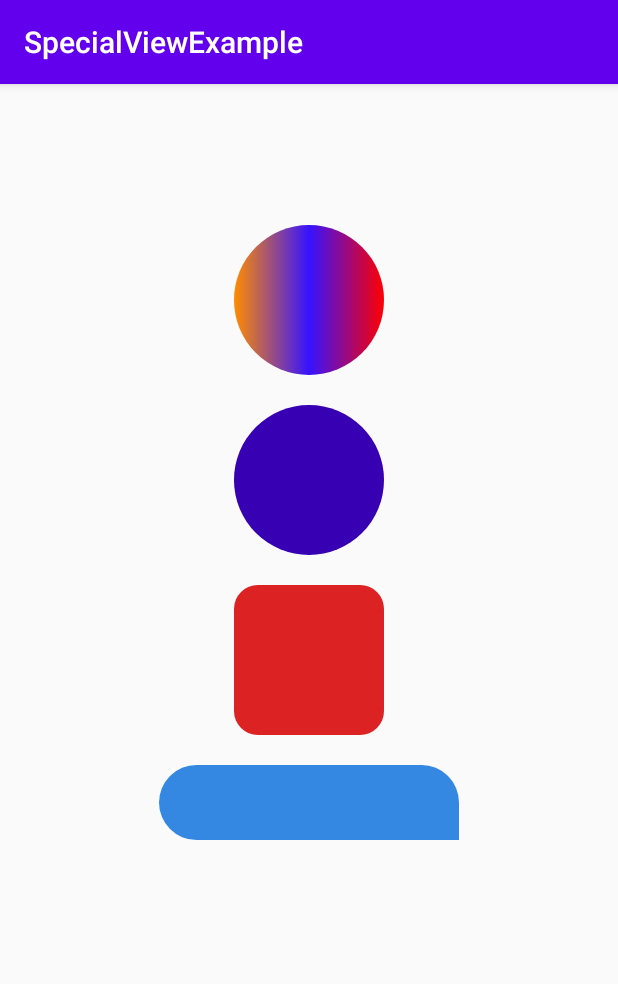
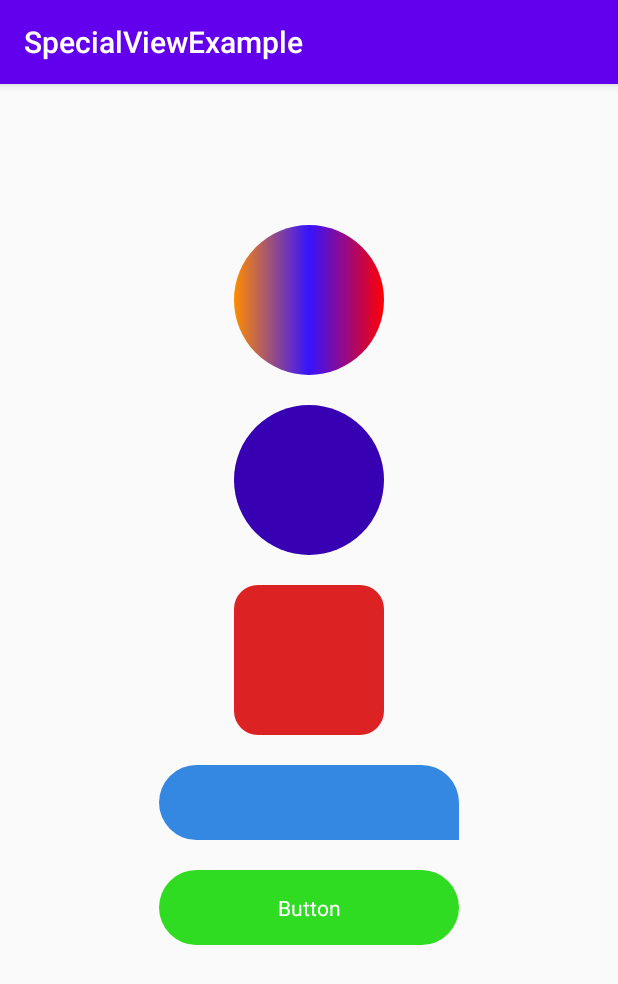
Before and after one commit to birdeveloper/SpecialView, an Android app: the screen it shows after launch (MainActivity), on a phone screen of 412 x 824 dp. Shown: the top 984 px of the screen. Run offline under Robolectric (Android 15) with nearby library versions, the phone set to English and light mode, and no system bars.

Commit message:
relativelayout turned into constraintlayout and onClick method passive

```diff
--- a/app/src/main/res/layout/activity_main.xml
+++ b/app/src/main/res/layout/activity_main.xml
@@ -53,18 +53,42 @@
         app:radius="100dp" />
 
     <com.birdeveloper.specialview.SpecialLayout
+        android:id="@+id/specialLayout3"
         android:layout_width="200dp"
         android:layout_height="50dp"
+        android:layout_marginTop="20dp"
         app:bottomLeftRadius="100dp"
         app:bottomRightRadius="0dp"
-        app:shadowColor="#000000"
-        app:shadow="false"
-        app:shadowAlpha="255"
         app:color="#3488E1"
-        android:layout_marginTop="20dp"
         app:layout_constraintEnd_toEndOf="parent"
         app:layout_constraintStart_toStartOf="parent"
         app:layout_constraintTop_toBottomOf="@+id/specialLayout"
+        app:shadow="false"
+        app:shadowAlpha="255"
+        app:shadowColor="#000000"
         app:topLeftRadius="100dp"
-        app:topRightRadius="100dp" />
+        app:topRightRadius="100dp"/>
+
+    <com.birdeveloper.specialview.SpecialLayout
+        android:layout_width="200dp"
+        android:layout_height="50dp"
+        android:layout_marginTop="20dp"
+        app:color="#30DC22"
+        app:layout_constraintEnd_toEndOf="parent"
+        app:layout_constraintStart_toStartOf="parent"
+        app:layout_constraintTop_toBottomOf="@+id/specialLayout3"
+        app:shadow="false"
+        app:radius="30dp"
+        app:shadowAlpha="255"
+        app:shadowColor="#000000">
+        <TextView
+            android:layout_width="wrap_content"
+            android:layout_height="wrap_content"
+            app:layout_constraintEnd_toEndOf="parent"
+            app:layout_constraintStart_toStartOf="parent"
+            app:layout_constraintBottom_toBottomOf="parent"
+            app:layout_constraintTop_toTopOf="parent"
+            android:textColor="#fff"
+            android:text="Button" />
+    </com.birdeveloper.specialview.SpecialLayout>
 </androidx.constraintlayout.widget.ConstraintLayout>
--- a/specialview/build.gradle
+++ b/specialview/build.gradle
@@ -30,6 +30,7 @@ dependencies {
     implementation "org.jetbrains.kotlin:kotlin-stdlib-jdk7:$kotlin_version"
     implementation 'androidx.appcompat:appcompat:1.1.0'
     implementation 'androidx.core:core-ktx:1.2.0'
+    implementation 'com.android.support.constraint:constraint-layout:1.1.3'
     testImplementation 'junit:junit:4.12'
     androidTestImplementation 'androidx.test.ext:junit:1.1.1'
     androidTestImplementation 'androidx.test.espresso:espresso-core:3.2.0'
--- a/specialview/src/main/java/com/birdeveloper/specialview/SpecialLayout.kt
+++ b/specialview/src/main/java/com/birdeveloper/specialview/SpecialLayout.kt
@@ -7,13 +7,14 @@ import android.view.animation.Animation
 import android.view.animation.Interpolator
 import android.view.animation.ScaleAnimation
 import android.widget.RelativeLayout
+import androidx.constraintlayout.widget.ConstraintLayout
 /**
  * This layout will help you a lot while designing!
  * Bu layout size tasarım yaparken çok yardımcı olacak!
  * for more: https://github.com/birdeveloper
  * @author birdeveloper - Görkem KARA
  */
-class SpecialLayout:RelativeLayout, View.OnClickListener, Animation.AnimationListener {
+class SpecialLayout:ConstraintLayout, Animation.AnimationListener {
     var amplitude:Float = 0.toFloat()
     private var pClick:OnClickListener? = null
     var frequency:Float = 0.toFloat()
@@ -183,7 +184,7 @@ class SpecialLayout:RelativeLayout, View.OnClickListener, Animation.AnimationLis
         }
         else
             background = gd
-        setOnClickListener(this)
+        //setOnClickListener(this)
         ta.recycle()
     }
     fun setShape(shape:Int) {
@@ -218,7 +219,7 @@ class SpecialLayout:RelativeLayout, View.OnClickListener, Animation.AnimationLis
         this.interpolate = interpolate
     }
 
-    override fun setOnClickListener(l: OnClickListener?) {
+/*    override fun setOnClickListener(l: OnClickListener?) {
         if (init)
         {
             super.setOnClickListener(l)
@@ -257,7 +258,7 @@ class SpecialLayout:RelativeLayout, View.OnClickListener, Animation.AnimationLis
     }
     fun startAnimation() {
         startAnimation(animation)
-    }
+    }*/
     override fun setBackgroundColor(color:Int) {
         throw RuntimeException("setBackgroundColor not supported!")
     }
@@ -267,7 +268,7 @@ class SpecialLayout:RelativeLayout, View.OnClickListener, Animation.AnimationLis
         gd.setColor(color)
         if (isClickAfterAnimation && pClick != null)
         {
-            pClick!!.onClick(view)
+            //pClick!!.onClick(view)
         }
     }
     override fun onAnimationRepeat(animation:Animation) {
```
Also changed, not shown: 6 other files.
